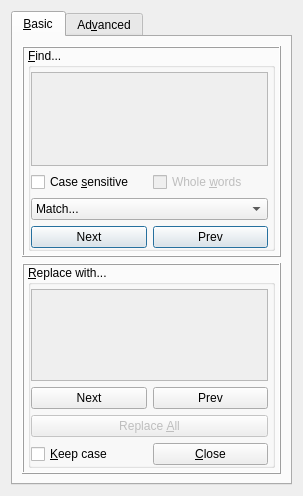
This is src/frontends/qt4/ui/FindAndReplaceUi.ui in cburschka/lyx as Qt 5 draws it before an edit. The edited form follows.
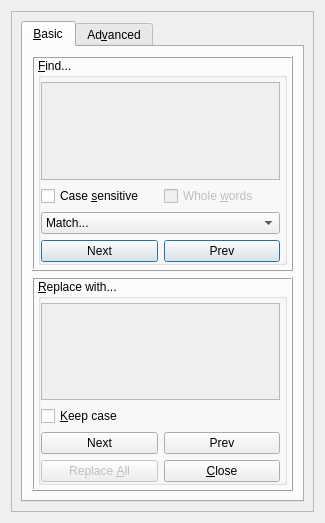
This is the edited form. Custom widgets are drawn as their Qt base class.

Commit message: Added scrollbar that shows up when dialog too small, so all buttons are accessible.

Diff of the .ui file:
```diff
--- a/src/frontends/qt4/ui/FindAndReplaceUi.ui
+++ b/src/frontends/qt4/ui/FindAndReplaceUi.ui
@@ -6,8 +6,8 @@
    <rect>
     <x>0</x>
     <y>0</y>
-    <width>303</width>
-    <height>496</height>
+    <width>325</width>
+    <height>523</height>
    </rect>
   </property>
   <property name="sizePolicy">
@@ -25,7 +25,7 @@
   <property name="maximumSize">
    <size>
     <width>16777215</width>
-    <height>496</height>
+    <height>16777215</height>
    </size>
   </property>
   <property name="baseSize">
@@ -42,6 +42,21 @@
   </property>
   <layout class="QVBoxLayout" name="verticalLayout">
    <item>
+    <widget class="QScrollArea" name="scrollArea">
+     <property name="widgetResizable">
+      <bool>true</bool>
+     </property>
+     <widget class="QWidget" name="scrollAreaWidgetContents">
+      <property name="geometry">
+       <rect>
+        <x>0</x>
+        <y>0</y>
+        <width>303</width>
+        <height>501</height>
+       </rect>
+      </property>
+      <layout class="QGridLayout" name="gridLayout">
+       <item row="0" column="0">
     <widget class="QTabWidget" name="tabWidget">
      <property name="sizePolicy">
       <sizepolicy hsizetype="Expanding" vsizetype="Expanding">
@@ -176,7 +191,7 @@
                   <x>0</x>
                   <y>0</y>
                   <width>237</width>
-                  <height>79</height>
+                      <height>84</height>
                  </rect>
                 </property>
                 <property name="sizePolicy">
@@ -188,7 +203,7 @@
                </widget>
               </widget>
              </item>
-             <item row="1" column="0">
+                 <item row="2" column="0">
               <widget class="QPushButton" name="replaceNextPB">
                <property name="enabled">
                 <bool>true</bool>
@@ -207,7 +222,7 @@
                </property>
               </widget>
              </item>
-             <item row="1" column="1">
+                 <item row="2" column="1">
               <widget class="QPushButton" name="replacePrevPB">
                <property name="enabled">
                 <bool>true</bool>
@@ -226,7 +241,7 @@
                </property>
               </widget>
              </item>
-             <item row="2" column="0" colspan="2">
+                 <item row="3" column="0">
               <widget class="QPushButton" name="replaceallPB">
                <property name="enabled">
                 <bool>false</bool>
@@ -242,7 +257,7 @@
                </property>
               </widget>
              </item>
-             <item row="3" column="0">
+                 <item row="1" column="0" colspan="2">
               <widget class="QCheckBox" name="keepCaseCB">
                <property name="sizePolicy">
                 <sizepolicy hsizetype="Expanding" vsizetype="Minimum">
@@ -378,7 +393,7 @@
                   <x>0</x>
                   <y>0</y>
                   <width>237</width>
-                  <height>80</height>
+                      <height>85</height>
                  </rect>
                 </property>
                 <property name="sizePolicy">
@@ -726,6 +741,10 @@
           </spacer>
          </item>
         </layout>
+           </item>
+          </layout>
+         </widget>
+        </widget>
        </item>
       </layout>
      </widget>
```
Left out of the diff: 7 changed lines with no effect on the pictures. Lines whose indentation alone changed are shown as unchanged.
